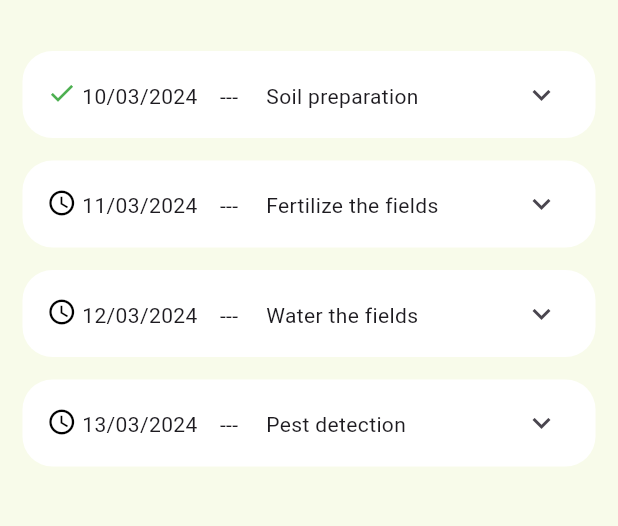
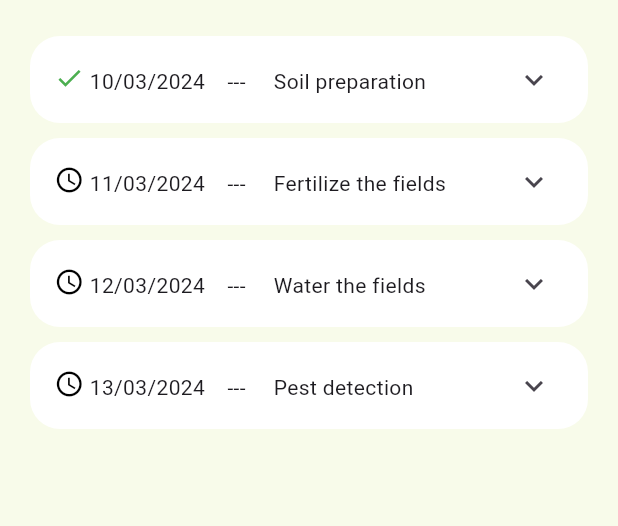
Before and after one commit to Venture-Xs/Fasal_App, a Flutter app: the screen it shows after launch, after a tap on "17", on a phone screen of 412 x 824 dp, the part 63-589 px from its top. Run offline on Flutter 3.47's test engine with Material 3 defaults, Android fonts, the phone set to English and light mode, and no system bars; our stand-ins replace page_transition.

Commit message:
Crop Progress Step Design Changes

```diff
--- a/lib/main.dart
+++ b/lib/main.dart
@@ -16,21 +16,7 @@ class MyApp extends StatelessWidget {
       debugShowCheckedModeBanner: false,
       title: 'Flutter Demo',
       theme: ThemeData(
-        // This is the theme of your application.
-        //
-        // TRY THIS: Try running your application with "flutter run". You'll see
-        // the application has a purple toolbar. Then, without quitting the app,
-        // try changing the seedColor in the colorScheme below to Colors.green
-        // and then invoke "hot reload" (save your changes or press the "hot
-        // reload" button in a Flutter-supported IDE, or press "r" if you used
-        // the command line to start the app).
-        //
-        // Notice that the counter didn't reset back to zero; the application
-        // state is not lost during the reload. To reset the state, use hot
-        // restart instead.
-        //
-        // This works for code too, not just values: Most code changes can be
-        // tested with just a hot reload.
+        dividerColor: Colors.transparent,
         colorScheme: ColorScheme.fromSeed(seedColor: Colors.deepPurple),
         useMaterial3: true,
       ),
--- a/lib/pages/ProgressPage/progress.dart
+++ b/lib/pages/ProgressPage/progress.dart
@@ -8,6 +8,35 @@ class ProgressPage extends StatefulWidget {
 }
 
 class _ProgressPageState extends State<ProgressPage> {
+  //List of Steps
+  List<CalenderTile> steps = [
+    const CalenderTile(
+        date: " 10/03/2024",
+        title: "    ---     Soil preparation",
+        completed: true,
+        content:
+            "Begin soil preparation by plowing the rice fields to a depth of at least 15-20 centimeters using a tractor or plow, ensuring thorough soil aeration and weed incorporation. Subsequently, harrow the soil to break up clods and create a fine tilth suitable for rice seedbed establishment."),
+    const CalenderTile(
+        date: " 11/03/2024",
+        title: "    ---     Fertilize the fields",
+        completed: false,
+        content:
+            " Utilize the Variable Rate Application technique for precise application of nitrogen (N), phosphorus (P), and potassium (K) fertilizers to ensure even distribution and maximum absorption by rice plants."),
+    const CalenderTile(
+      date: " 12/03/2024",
+      title: "    ---     Water the fields",
+      completed: false,
+      content:
+          "Employ appropriate irrigation equipment such as furrow dikes or borders to guide the flow of water along designated channels, minimizing water wastage and ensuring uniform distribution across the field.",
+    ),
+    const CalenderTile(
+        date: " 13/03/2024",
+        title: "    ---     Pest detection",
+        completed: false,
+        content:
+            "Utilize integrated pest management techniques to deploy pheromone traps, sticky traps, or light traps strategically across the fields to monitor pest populations and identify potential threats early on."),
+  ];
+
   @override
   Widget build(BuildContext context) {
     return Scaffold(
@@ -39,46 +68,20 @@ class _ProgressPageState extends State<ProgressPage> {
           backgroundColor: const Color.fromARGB(255, 248, 251, 234),
         ),
         backgroundColor: const Color.fromARGB(255, 248, 251, 234),
-        body: const Center(
+        body: Center(
           child: Padding(
-              padding: EdgeInsets.only(top: 20),
-              child: Column(
-                mainAxisAlignment: MainAxisAlignment.start,
-                children: [
-                  CalenderTile(
-                      date: " 10/03/2024",
-                      title: "    ---     Soil preparation",
-                      completed: true,
-                      content:
-                          "Begin soil preparation by plowing the rice fields to a depth of at least 15-20 centimeters using a tractor or plow, ensuring thorough soil aeration and weed incorporation. Subsequently, harrow the soil to break up clods and create a fine tilth suitable for rice seedbed establishment."),
-                  SizedBox(height: 15),
-                  CalenderTile(
-                      date: " 11/03/2024",
-                      title: "    ---     Fertilize the fields",
-                      completed: false,
-                      content:
-                          " Utilize the Variable Rate Application technique for precise application of nitrogen (N), phosphorus (P), and potassium (K) fertilizers to ensure even distribution and maximum absorption by rice plants."),
-                  SizedBox(height: 15),
-                  CalenderTile(
-                    date: " 12/03/2024",
-                    title: "    ---     Water the fields",
-                    completed: false,
-                    content:
-                        "Employ appropriate irrigation equipment such as furrow dikes or borders to guide the flow of water along designated channels, minimizing water wastage and ensuring uniform distribution across the field.",
-                  ),
-                  SizedBox(height: 15),
-                  CalenderTile(
-                      date: " 13/03/2024",
-                      title: "    ---     Pest detection",
-                      completed: false,
-                      content:
-                          "Utilize integrated pest management techniques to deploy pheromone traps, sticky traps, or light traps strategically across the fields to monitor pest populations and identify potential threats early on."),
-                ],
+              padding: EdgeInsets.fromLTRB(20, 10, 20, 10),
+              child: ListView.builder(
+                itemCount: steps.length,
+                itemBuilder: (BuildContext context, int index) {
+                  return steps[index];
+                },
               )),
         ));
   }
 }
 
+//Widget for displaying the steps in the calender
 class CalenderTile extends StatelessWidget {
   final String date;
   final String title;
@@ -94,9 +97,8 @@ class CalenderTile extends StatelessWidget {
 
   @override
   Widget build(BuildContext context) {
-    return Padding(
-        padding: const EdgeInsets.only(left: 15, right: 15),
-        child: Container(
+    return Container(
+        margin: const EdgeInsets.only(bottom: 10),
         decoration: BoxDecoration(
           color: Colors.white,
           borderRadius: BorderRadius.circular(20),
@@ -107,8 +109,7 @@ class CalenderTile extends StatelessWidget {
               children: [
                 WidgetSpan(
                   child: Icon(completed ? Icons.check : Icons.schedule,
-                          color: completed ? Colors.green : Colors.black,
-                          size: 20),
+                      color: completed ? Colors.green : Colors.black, size: 20),
                 ),
                 TextSpan(
                   text: date + title,
@@ -120,9 +121,14 @@ class CalenderTile extends StatelessWidget {
           children: <Widget>[
             Container(
                 padding: const EdgeInsets.all(10),
-                  child: Text(content),
+                child: Text(
+                  content,
+                  style: const TextStyle(
+                    fontSize: 15,
+                    color: Colors.black,
                   ),
+                )),
           ],
-            )));
+        ));
   }
 }
```
Also changed, not shown: lib/pages/home_page.dart (deleted, +0 -120 lines). Lines whose indentation alone changed are shown as unchanged.
